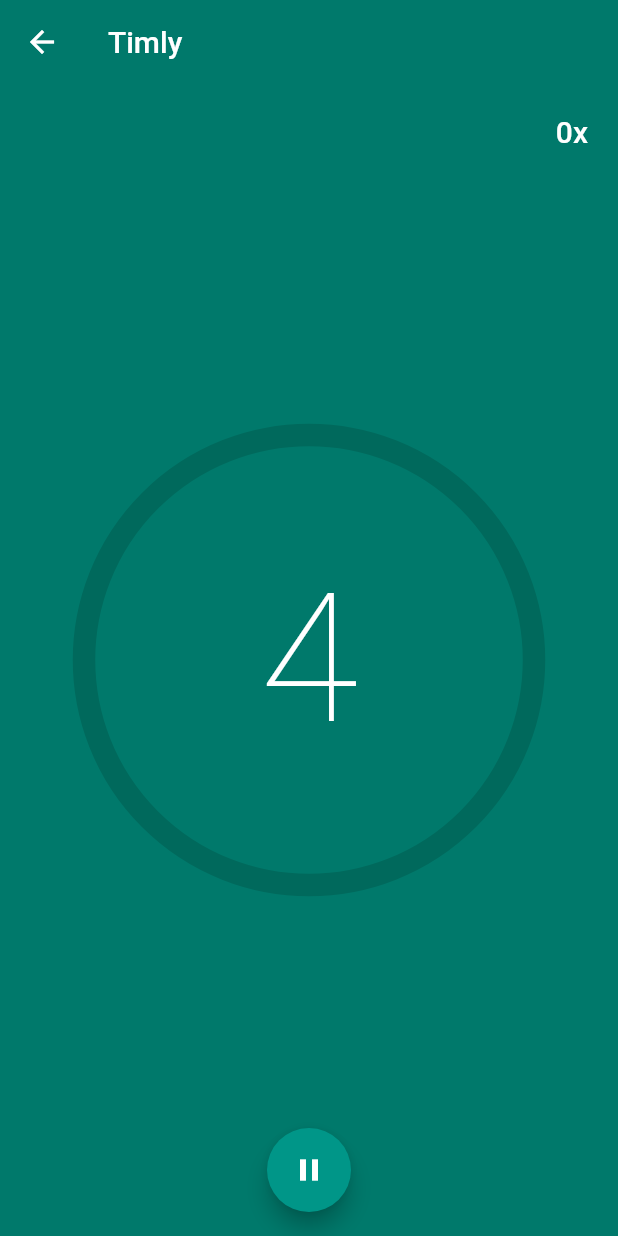
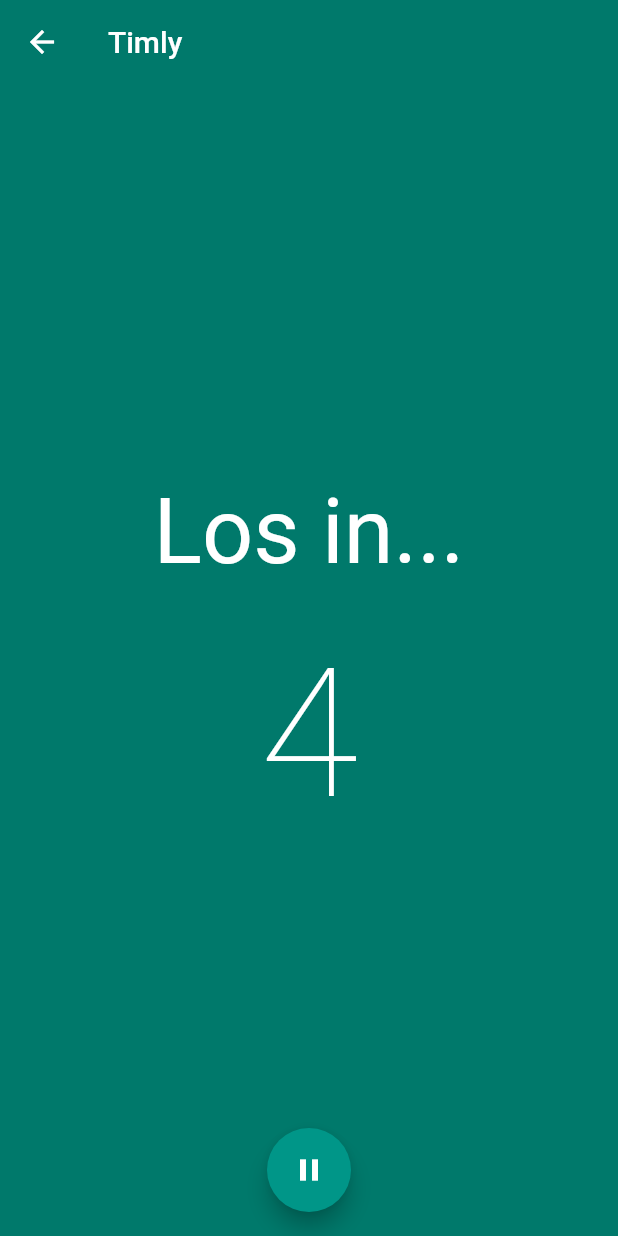
Before and after one commit to kiesman99/timly, a Flutter app: the TimerPageUnconcerning screen opened directly, on a phone screen of 412 x 824 dp. Run offline on Flutter 3.47's test engine with Material 2 defaults, Android fonts, the phone set to English and light mode, and no system bars; our stand-ins replace bloc, equatable, flutter_bloc, freezed_annotation, hive, hive_flutter and 1 more; missing offline and left inert: soundpool, soundpool_web; accounts and stored records are empty; generated files the repository leaves out were written again.

Commit message:
Added setup timer animation

```diff
--- a/lib/widgets/timer_detail_unconcerning.dart
+++ b/lib/widgets/timer_detail_unconcerning.dart
@@ -11,6 +11,10 @@ class TimerDetailUnconcerning extends StatelessWidget {
 
   @override
   Widget build(BuildContext context) {
+    if (state is Setup) {
+      return _SetupDetail((state as Setup).setupDuration.inSeconds);
+    }
+
     TextStyle style = Theme.of(context).textTheme.headline1;
     int laps;
     int duration;
@@ -38,11 +42,98 @@ class TimerDetailUnconcerning extends StatelessWidget {
         ),
         Center(
             child: CustomPaint(
-          painter: TimerProgressPainter(
-              intervalProgress: context.bloc<TimerBloc>().intervalPercentage),
-          child: Text("$duration", style: style),
-        )),
+              painter: TimerProgressPainter(
+                  intervalProgress: context
+                      .bloc<TimerBloc>()
+                      .intervalPercentage),
+              child: Text("$duration", style: style),
+            )),
       ],
     );
   }
 }
+
+class _SetupDetail extends StatefulWidget {
+
+  final int duration;
+
+  _SetupDetail(this.duration);
+
+  @override
+  __SetupDetailState createState() => __SetupDetailState();
+}
+
+class __SetupDetailState extends State<_SetupDetail>
+    with SingleTickerProviderStateMixin {
+
+  AnimationController _animationController;
+
+  Animation _fadeAnimation;
+
+  @override
+  void initState() {
+    _animationController = AnimationController(
+        vsync: this,
+        duration: const Duration(milliseconds: 300)
+    );
+
+    _fadeAnimation = Tween(
+        begin: 0.0,
+        end: 1.0
+    ).animate(_animationController);
+
+    super.initState();
+    _animationController.forward(from: 0.0);
+  }
+
+
+  @override
+  void didUpdateWidget(_SetupDetail oldWidget) {
+    _animationController.forward(from: 0.0);
+    super.didUpdateWidget(oldWidget);
+  }
+
+  @override
+  Widget build(BuildContext context) {
+    return Container(
+        width: MediaQuery
+            .of(context)
+            .size
+            .width,
+        height: MediaQuery
+            .of(context)
+            .size
+            .height,
+        child: Column(
+          mainAxisAlignment: MainAxisAlignment.center,
+          crossAxisAlignment: CrossAxisAlignment.center,
+          children: <Widget>[
+            Text('Los in...', style: Theme
+                .of(context)
+                .textTheme
+                .headline3,),
+            SizedBox(height: 30.0),
+            ScaleTransition(
+              scale: _fadeAnimation,
+              child: FadeTransition(
+                opacity: _fadeAnimation,
+                child: Text(
+                  widget.duration.toString(),
+                  style: Theme
+                      .of(context)
+                      .textTheme
+                      .headline1,
+                ),
+              ),
+            ),
+          ],
+        )
+    );
+  }
+
+  @override
+  void dispose() {
+    _animationController.dispose();
+    super.dispose();
+  }
+}
```
Also changed, not shown: 1 other file.
